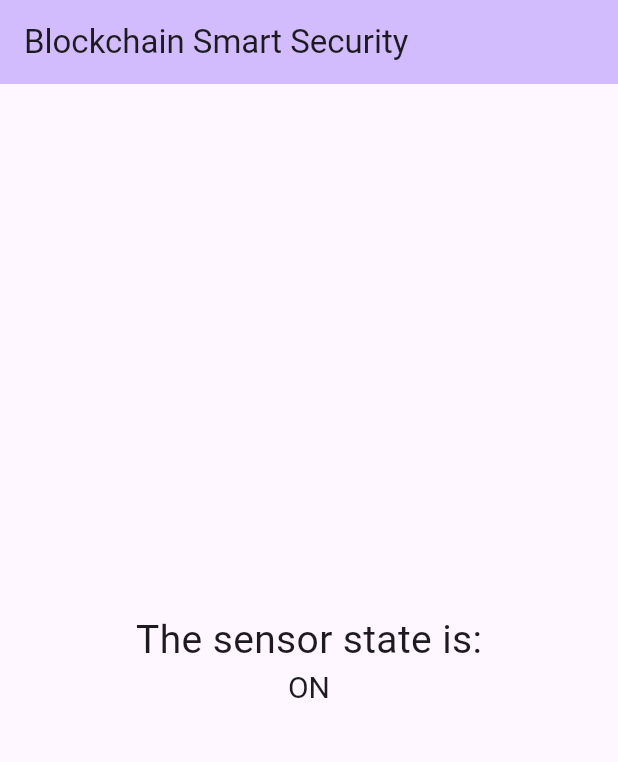
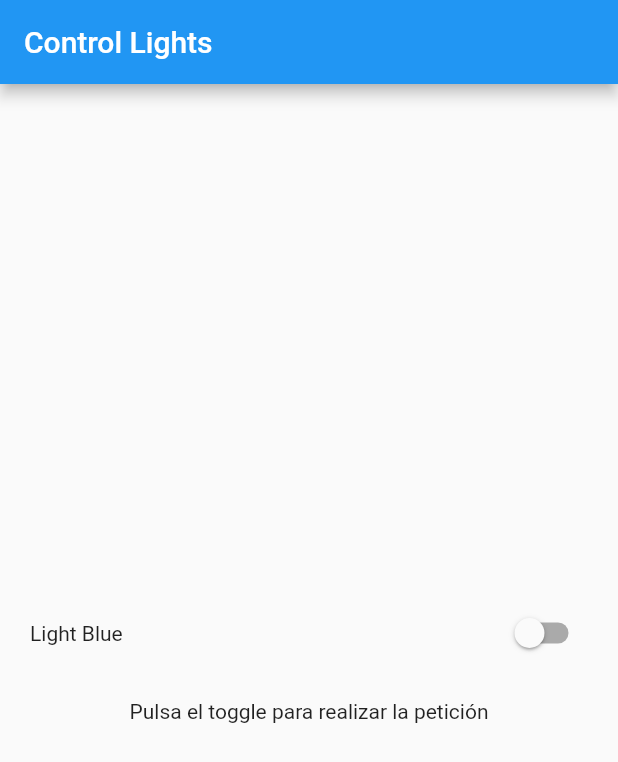
Before and after one commit to JosueHernandezR/hackaton-itam-2023-blockchain, a Flutter app: the screen it shows after launch, on a phone screen of 412 x 824 dp. Shown: the top 762 px of the screen. Run offline on Flutter 3.47's test engine with Material 2 defaults, Android fonts, the phone set to English and light mode, and no system bars.

Commit message:
Conexion con docker en la aplicacion

```diff
--- a/app_mobile_hackaton_itam_2023/lib/main.dart
+++ b/app_mobile_hackaton_itam_2023/lib/main.dart
@@ -1,124 +1,16 @@
 import 'package:flutter/material.dart';
+import 'mi_pantalla.dart';
 
 void main() {
-  runApp(const MyApp());
+  runApp(MyApp());
 }
 
 class MyApp extends StatelessWidget {
-  const MyApp({super.key});
-
-  // This widget is the root of your application.
   @override
   Widget build(BuildContext context) {
     return MaterialApp(
-      title: 'Flutter Demo',
-      theme: ThemeData(
-        // This is the theme of your application.
-        //
-        // TRY THIS: Try running your application with "flutter run". You'll see
-        // the application has a blue toolbar. Then, without quitting the app,
-        // try changing the seedColor in the colorScheme below to Colors.green
-        // and then invoke "hot reload" (save your changes or press the "hot
-        // reload" button in a Flutter-supported IDE, or press "r" if you used
-        // the command line to start the app).
-        //
-        // Notice that the counter didn't reset back to zero; the application
-        // state is not lost during the reload. To reset the state, use hot
-        // restart instead.
-        //
-        // This works for code too, not just values: Most code changes can be
-        // tested with just a hot reload.
-        colorScheme: ColorScheme.fromSeed(seedColor: Colors.deepPurple),
-        useMaterial3: true,
-      ),
-      home: const MyHomePage(title: 'Blockchain Smart Security'),
+      title: 'Mi App',
+      home: MiPantalla(),
     );
   }
 }
-
-class MyHomePage extends StatefulWidget {
-  const MyHomePage({super.key, required this.title});
-
-  // This widget is the home page of your application. It is stateful, meaning
-  // that it has a State object (defined below) that contains fields that affect
-  // how it looks.
-
-  // This class is the configuration for the state. It holds the values (in this
-  // case the title) provided by the parent (in this case the App widget) and
-  // used by the build method of the State. Fields in a Widget subclass are
-  // always marked "final".
-
-  final String title;
-
-  @override
-  State<MyHomePage> createState() => _MyHomePageState();
-}
-
-class _MyHomePageState extends State<MyHomePage> {
-  int state = 0;
-
-  _changeState() {
-    setState(() {
-      // This call to setState tells the Flutter framework that something has
-      // changed in this State, which causes it to rerun the build method below
-      // so that the display can reflect the updated values. If we changed
-      // _counter without calling setState(), then the build method would not be
-      // called again, and so nothing would appear to happen.
-      state = 1;
-    });
-  }
-
-  @override
-  Widget build(BuildContext context) {
-    // This method is rerun every time setState is called, for instance as done
-    // by the _incrementCounter method above.
-    //
-    // The Flutter framework has been optimized to make rerunning build methods
-    // fast, so that you can just rebuild anything that needs updating rather
-    // than having to individually change instances of widgets.
-    return Scaffold(
-      appBar: AppBar(
-        // TRY THIS: Try changing the color here to a specific color (to
-        // Colors.amber, perhaps?) and trigger a hot reload to see the AppBar
-        // change color while the other colors stay the same.
-        backgroundColor: Theme.of(context).colorScheme.inversePrimary,
-        // Here we take the value from the MyHomePage object that was created by
-        // the App.build method, and use it to set our appbar title.
-        title: Text(widget.title),
-      ),
-      body: Center(
-        // Center is a layout widget. It takes a single child and positions it
-        // in the middle of the parent.
-        child: Column(
-          // Column is also a layout widget. It takes a list of children and
-          // arranges them vertically. By default, it sizes itself to fit its
-          // children horizontally, and tries to be as tall as its parent.
-          //
-          // Column has various properties to control how it sizes itself and
-          // how it positions its children. Here we use mainAxisAlignment to
-          // center the children vertically; the main axis here is the vertical
-          // axis because Columns are vertical (the cross axis would be
-          // horizontal).
-          //
-          // TRY THIS: Invoke "debug painting" (choose the "Toggle Debug Paint"
-          // action in the IDE, or press "p" in the console), to see the
-          // wireframe for each widget.
-          mainAxisAlignment: MainAxisAlignment.center,
-          children: <Widget>[
-            const Text(
-              'The sensor state is:',
-              style: TextStyle(fontSize: 26),
-            ),
-            Text(
-              state == 0 ? 'ON' : 'OFF',
-              style: Theme.of(context)
-                  .textTheme
-                  .headlineMedium
-                  ?.merge(TextStyle(fontSize: 20)),
-            ),
-          ],
-        ),
-      ),
-    );
-  }
-}
--- /dev/null
+++ b/app_mobile_hackaton_itam_2023/lib/mi_pantalla.dart
@@ -0,0 +1,109 @@
+import 'package:flutter/material.dart';
+import 'package:http/http.dart' as http;
+import 'dart:developer';
+
+class MiPantalla extends StatefulWidget {
+  @override
+  _MiPantallaState createState() => _MiPantallaState();
+}
+
+class _MiPantallaState extends State<MiPantalla> {
+  bool toggleValue = false;
+  bool isLoading = false;
+  String responseData = '';
+
+  void toggleChanged(bool value) async {
+    setState(() {
+      toggleValue = value;
+      isLoading = true;
+    });
+    print(toggleValue);
+    if (toggleValue) {
+      try {
+        final response = await http.get(Uri.parse(
+            'http://148.205.56.10/api/v1/control/?action=turn_on&entity_id=switch.2gang_switch_l1'));
+        log(response.body);
+        if (response.statusCode == 200) {
+          setState(() {
+            responseData = response.body;
+            isLoading = false;
+          });
+        } else {
+          setState(() {
+            responseData = 'Error: ${response.statusCode}';
+            isLoading = false;
+          });
+        }
+      } catch (error) {
+        setState(() {
+          responseData = 'Error de conexión';
+          isLoading = false;
+        });
+      }
+    } else {
+      try {
+        final response = await http.get(Uri.parse(
+            'http://148.205.56.10/api/v1/control/?action=turn_off&entity_id=switch.2gang_switch_l1'));
+        log(response.body);
+        if (response.statusCode == 200) {
+          setState(() {
+            responseData = response.body;
+            isLoading = false;
+          });
+        } else {
+          setState(() {
+            responseData = 'Error: ${response.statusCode}';
+            isLoading = false;
+          });
+        }
+      } catch (error) {
+        setState(() {
+          responseData = 'Error de conexión';
+          isLoading = false;
+        });
+      }
+    }
+  }
+
+  @override
+  Widget build(BuildContext context) {
+    return Scaffold(
+      appBar: AppBar(
+        title: const Text('Control Lights'),
+      ),
+      body: Center(
+        child: Padding(
+          padding: const EdgeInsets.symmetric(horizontal: 20),
+          child: Column(
+            mainAxisAlignment: MainAxisAlignment.center,
+            children: [
+              Row(
+                mainAxisAlignment: MainAxisAlignment.spaceBetween,
+                children: [
+                  const Text('Light Blue'),
+                  Switch(
+                    value: toggleValue,
+                    onChanged: toggleChanged,
+                  ),
+                ],
+              ),
+              const SizedBox(height: 20.0),
+              if (isLoading)
+                const CircularProgressIndicator()
+              else if (responseData.isNotEmpty)
+                Column(
+                  crossAxisAlignment: CrossAxisAlignment.start,
+                  children: [
+                    const Text('Encrypted Message: '),
+                    Text(responseData),
+                  ],
+                )
+              else
+                Text('Pulsa el toggle para realizar la petición'),
+            ],
+          ),
+        ),
+      ),
+    );
+  }
+}
--- a/app_mobile_hackaton_itam_2023/pubspec.yaml
+++ b/app_mobile_hackaton_itam_2023/pubspec.yaml
@@ -35,6 +35,8 @@ dependencies:
   # The following adds the Cupertino Icons font to your application.
   # Use with the CupertinoIcons class for iOS style icons.
   cupertino_icons: ^1.0.2
+  http: ^1.0.0
+  logging: ^1.2.0
 
 dev_dependencies:
   flutter_test:
```
Also changed, not shown: app_mobile_hackaton_itam_2023/pubspec.lock, 6 other files.
